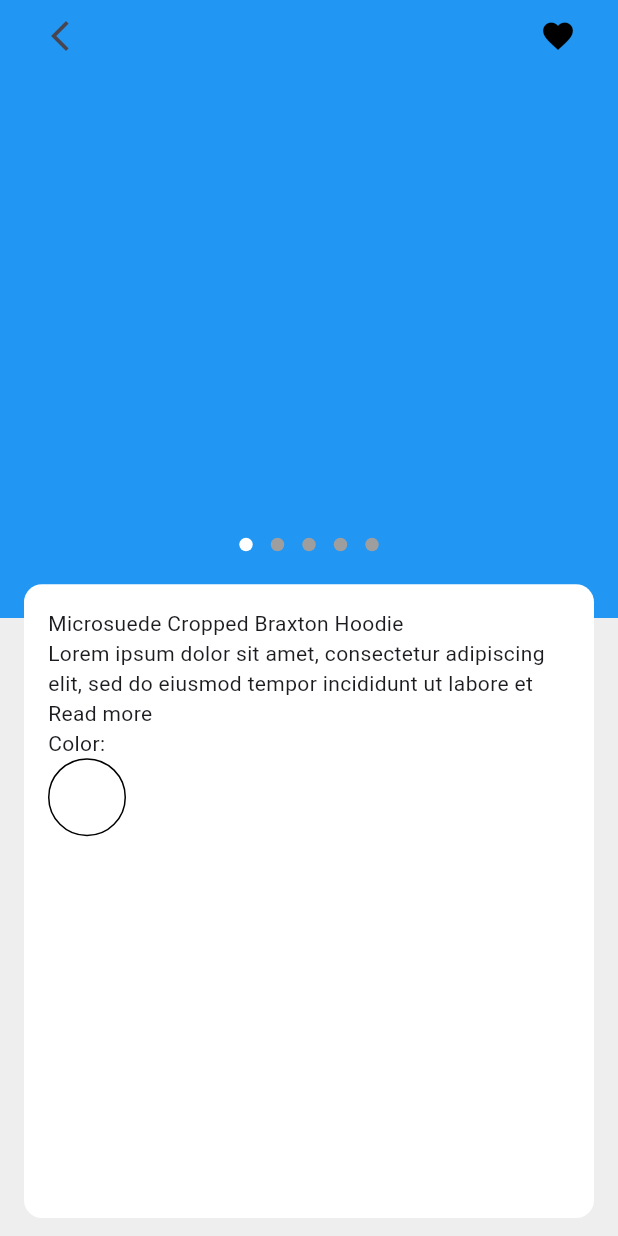
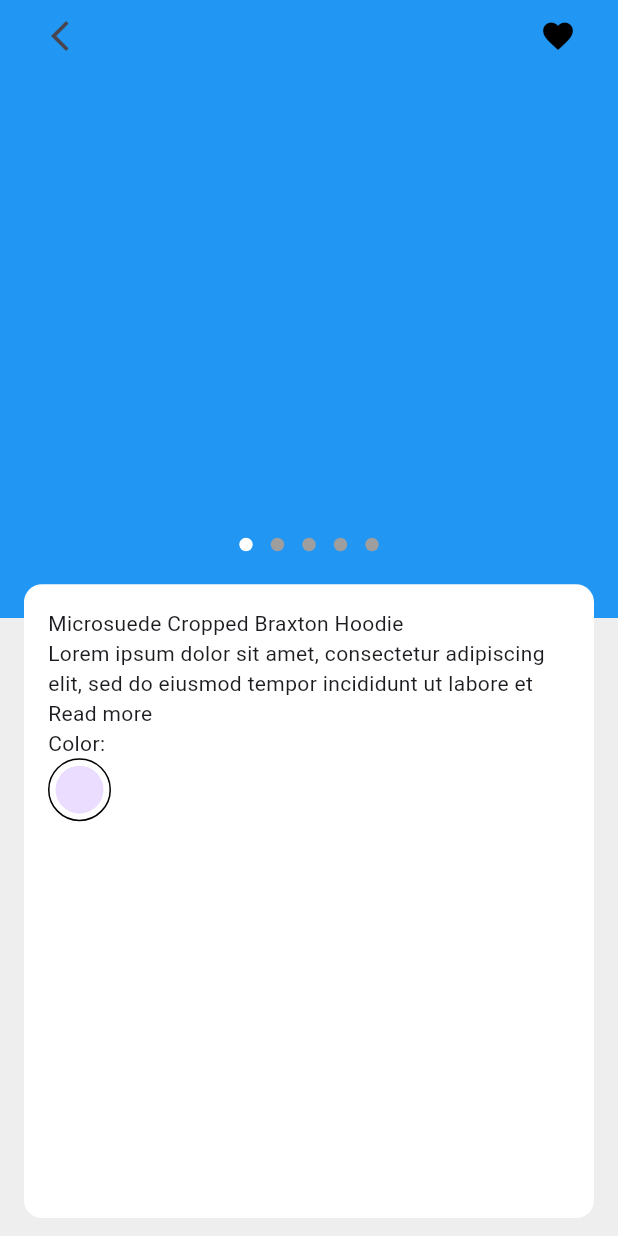
Before and after one commit to JAICHANGPARK/flutter_notebook_chapter_49, a Flutter app: the ECommerceDetailPage screen opened directly, on a phone screen of 412 x 824 dp. Run offline on Flutter 3.47's test engine with Material 3 defaults, Android fonts, the phone set to English and light mode, and no system bars; drawn by our look-alikes of dots_indicator; our stand-ins replace gap, google_fonts.

Commit message:
Update e_commerce_detail_page.dart

```diff
--- a/lib/ep2451_e_commerce_app/ui/e_commerce_detail_page.dart
+++ b/lib/ep2451_e_commerce_app/ui/e_commerce_detail_page.dart
@@ -89,12 +89,14 @@ class _ECommerceDetailPageState extends State<ECommerceDetailPage> {
                         Row(
                           children: [
                             Container(
-                              height: 52,
-                              width: 52,
+                              height: 42,
+                              width: 42,
                               decoration: BoxDecoration(
                                 shape: BoxShape.circle,
                                 border: Border.all(),
                               ),
+                              padding: .all(4),
+                              child: CircleAvatar(),
                             ),
                           ],
                         ),
```
